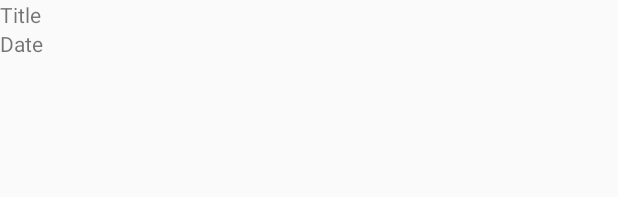
After one commit to learnwithrt/CrimeApplication, an Android app: the layout list_item_crime.xml on its own in the app's theme, with its tools: preview values and no code run, on a phone screen of 412 x 824 dp. The commit adds this screen. Shown: the top 197 px of the screen. Run offline under Robolectric (Android 15) with nearby library versions, the phone set to English and light mode, and no system bars.

Commit message:
Populating recycler view with views containing crime information

```diff
--- a/app/build.gradle
+++ b/app/build.gradle
@@ -31,4 +31,6 @@ dependencies {
     testImplementation 'junit:junit:4.12'
     androidTestImplementation 'androidx.test.ext:junit:1.1.1'
     androidTestImplementation 'androidx.test.espresso:espresso-core:3.2.0'
+    implementation 'androidx.recyclerview:recyclerview:1.2.0-alpha02'
+
 }
--- /dev/null
+++ b/app/src/main/res/layout/list_item_crime.xml
@@ -0,0 +1,18 @@
+<?xml version="1.0" encoding="utf-8"?>
+<LinearLayout xmlns:android="http://schemas.android.com/apk/res/android"
+    android:layout_width="match_parent"
+    android:layout_height="wrap_content"
+    android:orientation="vertical">
+
+    <TextView
+        android:id="@+id/crime_title_view"
+        android:layout_width="match_parent"
+        android:layout_height="wrap_content"
+        android:text="Title" />
+
+    <TextView
+        android:id="@+id/crime_date_view"
+        android:layout_width="match_parent"
+        android:layout_height="wrap_content"
+        android:text="Date" />
+</LinearLayout>
--- a/build.gradle
+++ b/build.gradle
@@ -8,7 +8,7 @@ buildscript {
 
     }
     dependencies {
-        classpath 'com.android.tools.build:gradle:3.6.2'
+        classpath 'com.android.tools.build:gradle:3.6.3'
 
 
         // NOTE: Do not place your application dependencies here; they belong
```
Also changed, not shown: app/src/main/java/com/example/crimeapplication/CrimeListFragment.java (+81 -0 lines), app/src/main/res/layout/crime_list_fragment.xml (added, +7 -0 lines).
